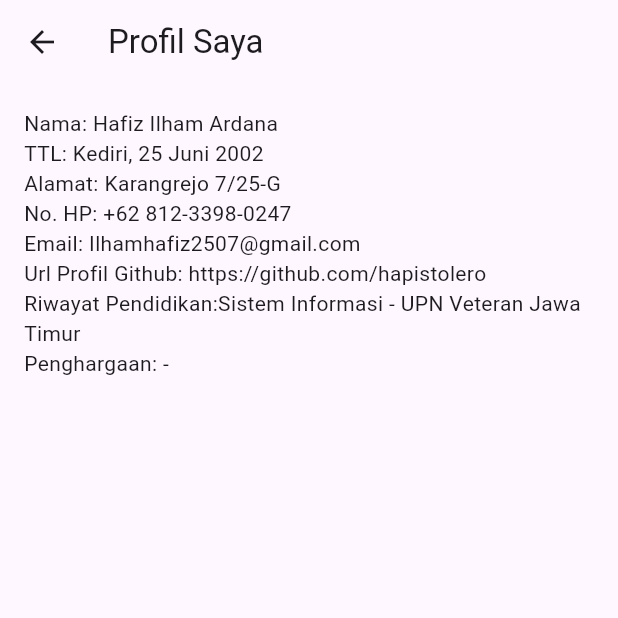
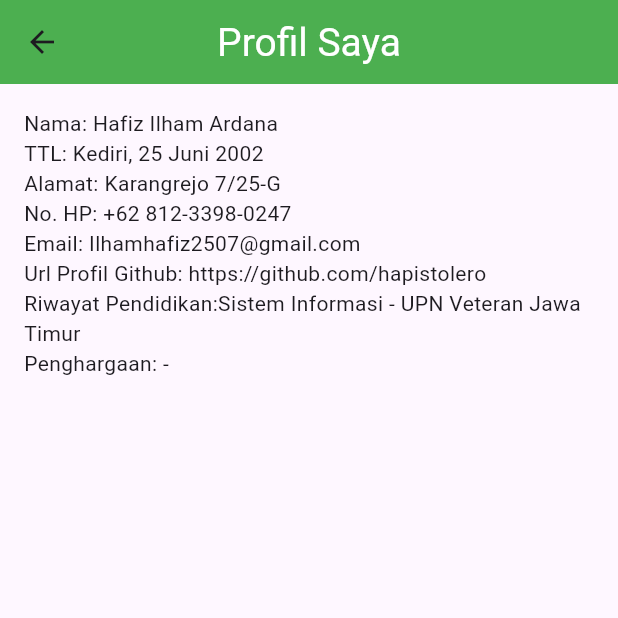
Before and after one commit to fallenrayveil/ETS_FapertaApps, a Flutter app: the screen it shows after launch, after a tap on "Hafiz Ilham Ardana", on a phone screen of 412 x 824 dp, the top half of it. Run offline on Flutter 3.47's test engine with Material 3 defaults, Android fonts, the phone set to English and light mode, and no system bars.

Commit message:
Update app theme and text alignment

```diff
--- a/lib/main.dart
+++ b/lib/main.dart
@@ -31,6 +31,13 @@ class MyApp extends StatelessWidget {
       title: 'Faperta Apps',
       theme: ThemeData(
         primarySwatch: white,
+        appBarTheme: AppBarTheme(
+          centerTitle: true,
+          backgroundColor: Colors.green,
+          titleTextStyle: TextStyle(color: Colors.white,
+          fontSize: 26),
+          actionsIconTheme: IconThemeData(color: Colors.white),
+        ),
       ),
       home: const MyHomePage(title: 'Faperta Apps'),
     );
@@ -70,10 +77,11 @@ class _MyHomePageState extends State<MyHomePage> {
             Padding(
               padding: const EdgeInsets.symmetric(horizontal: 8.0),
               child: Text(
-                'akultas Pertanian Universitas Pembangunan Nasional “Veteran” Jawa Timur merupakan salah satu lembaga pendidikan tinggi bidang pertanian di Indonesia yang berdiri sejak 17 Mei 1968.',
+                'Fakultas Pertanian Universitas Pembangunan Nasional “Veteran” Jawa Timur merupakan salah satu lembaga pendidikan tinggi bidang pertanian di Indonesia yang berdiri sejak 17 Mei 1968.',
                 style: TextStyle(
                   fontSize: 16,
                 ),
+                textAlign: TextAlign.justify,
               ),
             ),
             SizedBox(height: 16),
```
